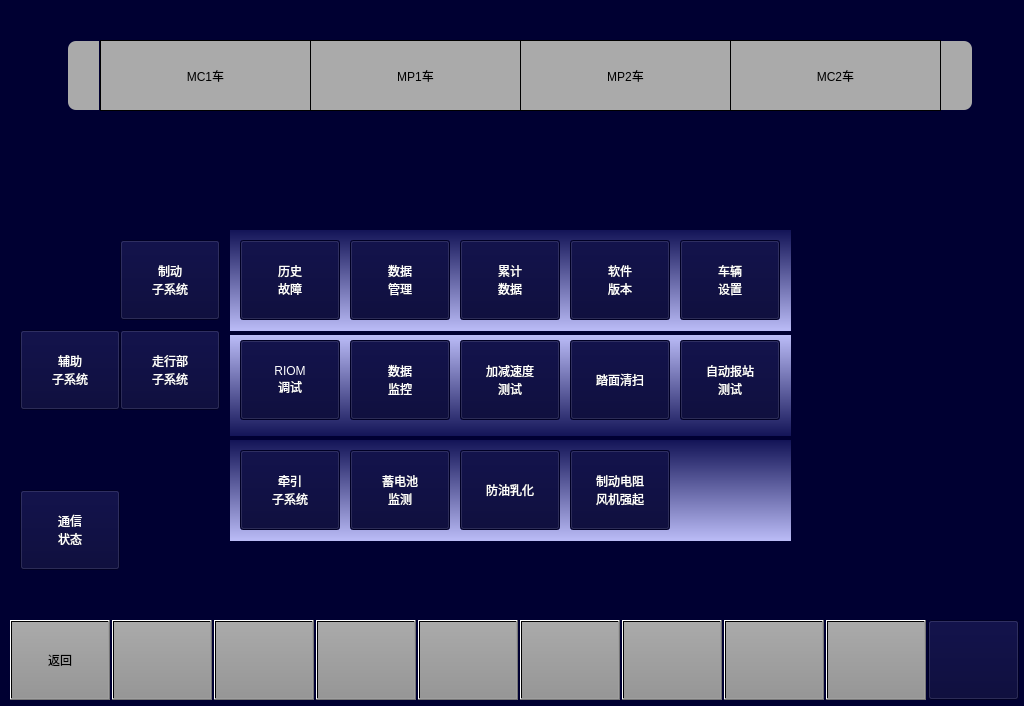
Above: vehiclemaintainpage.ui from 994656234/HHL before the change. Below: the same form after it.
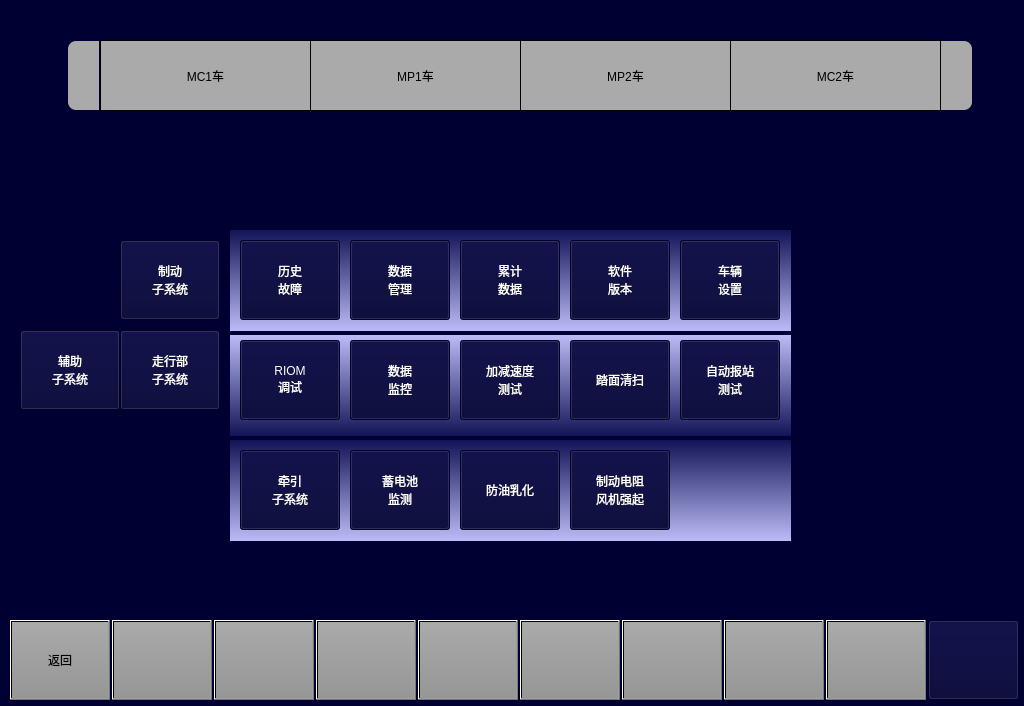
That is the form after the change. Icons and pictures are not drawn.

```diff
--- a/vehiclemaintainpage.ui
+++ b/vehiclemaintainpage.ui
@@ -434,10 +434,10 @@
   <widget class="QPushButton" name="BTN_CommunicationStatus">
    <property name="geometry">
     <rect>
-     <x>20</x>
-     <y>490</y>
-     <width>100</width>
-     <height>80</height>
+     <x>900</x>
+     <y>210</y>
+     <width>111</width>
+     <height>61</height>
     </rect>
    </property>
    <property name="focusPolicy">
@@ -445,12 +445,10 @@
    </property>
    <property name="styleSheet">
     <string notr="true">background-color: rgb(0, 0, 50);
-color: rgb(255, 255, 255);
-font:20px &quot;微软雅黑&quot;;</string>
+border:0px;</string>
    </property>
    <property name="text">
-    <string>通信
-状态</string>
+    <string/>
    </property>
   </widget>
   <widget class="QPushButton" name="BTN_SoftwareVersion">
```
Left out of the diff: 6 changed lines with no effect on the pictures.
